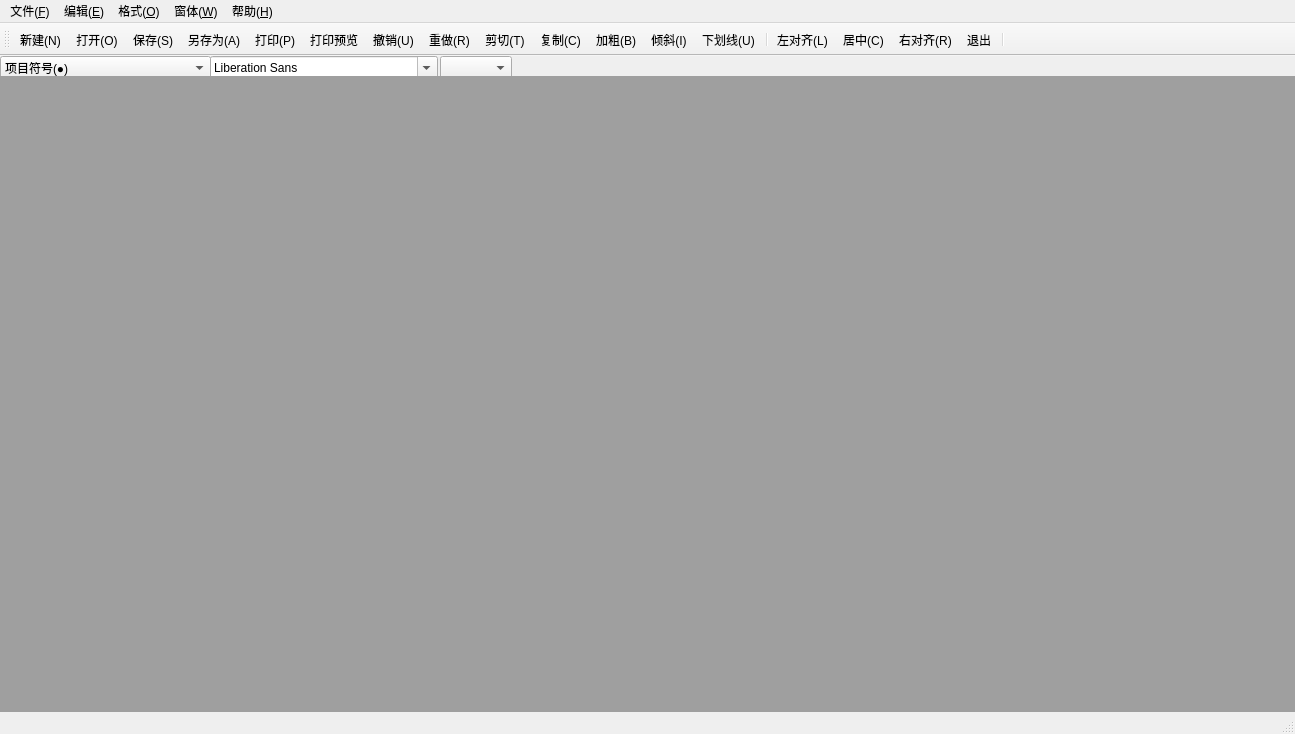
Old version of the form QtEditorCode/mainwindow.ui in the repository JinagYin/QtEditor.
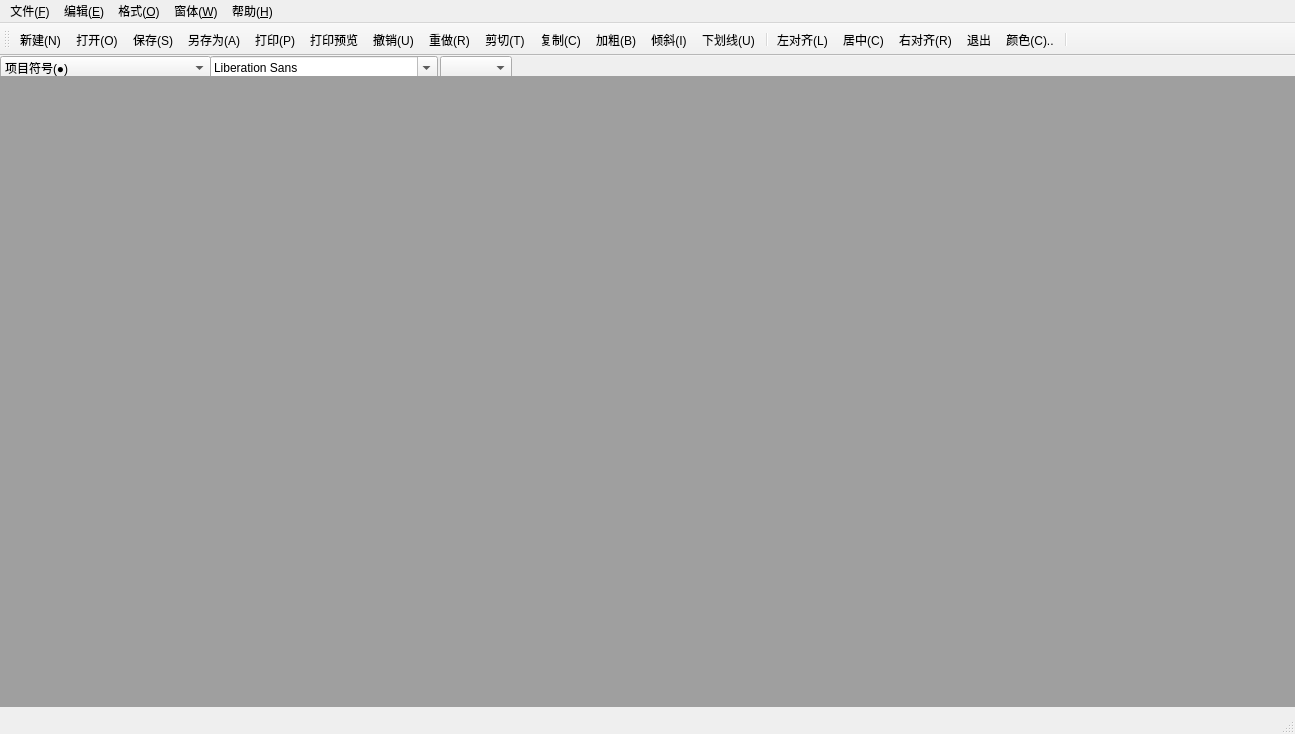
New version of the form. Icons and pictures are not drawn.

```diff
--- a/QtEditorCode/mainwindow.ui
+++ b/QtEditorCode/mainwindow.ui
@@ -95,7 +95,7 @@
       <x>0</x>
       <y>20</y>
       <width>1301</width>
-      <height>651</height>
+      <height>631</height>
      </rect>
     </property>
    </widget>
@@ -208,6 +208,7 @@
    <addaction name="alignCenterAction"/>
    <addaction name="alignRightAction"/>
    <addaction name="exitaction"/>
+   <addaction name="colorAction"/>
    <addaction name="separator"/>
   </widget>
   <action name="createAction">
```
Left out of the diff: 15 changed lines with no effect on the pictures.
